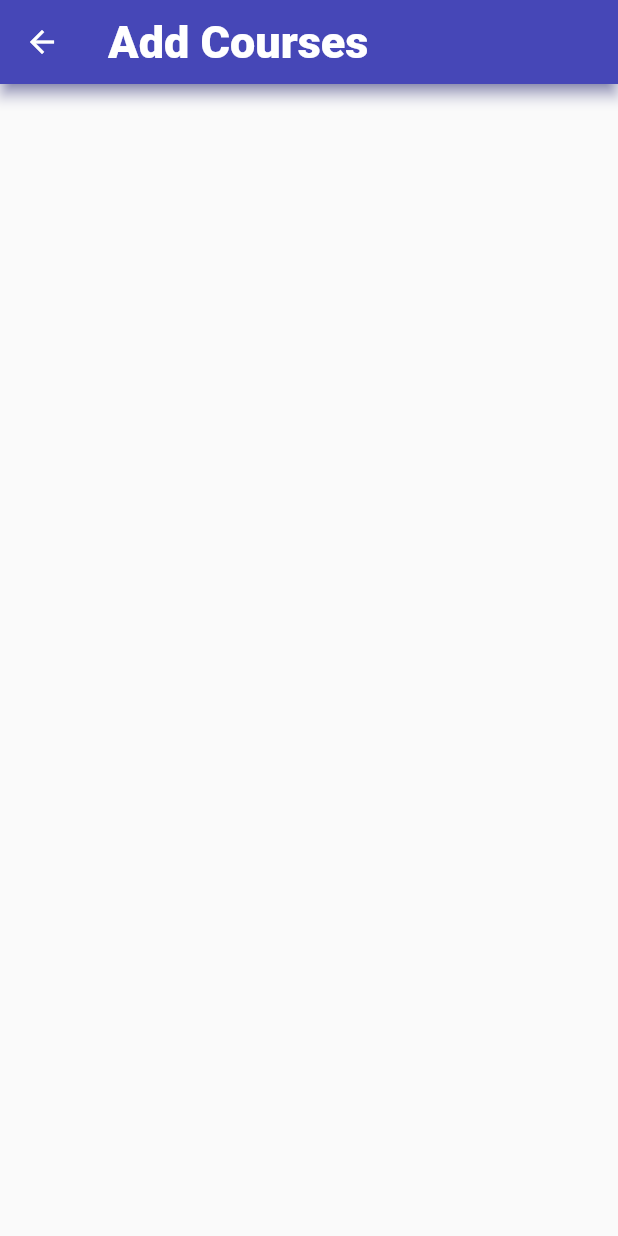
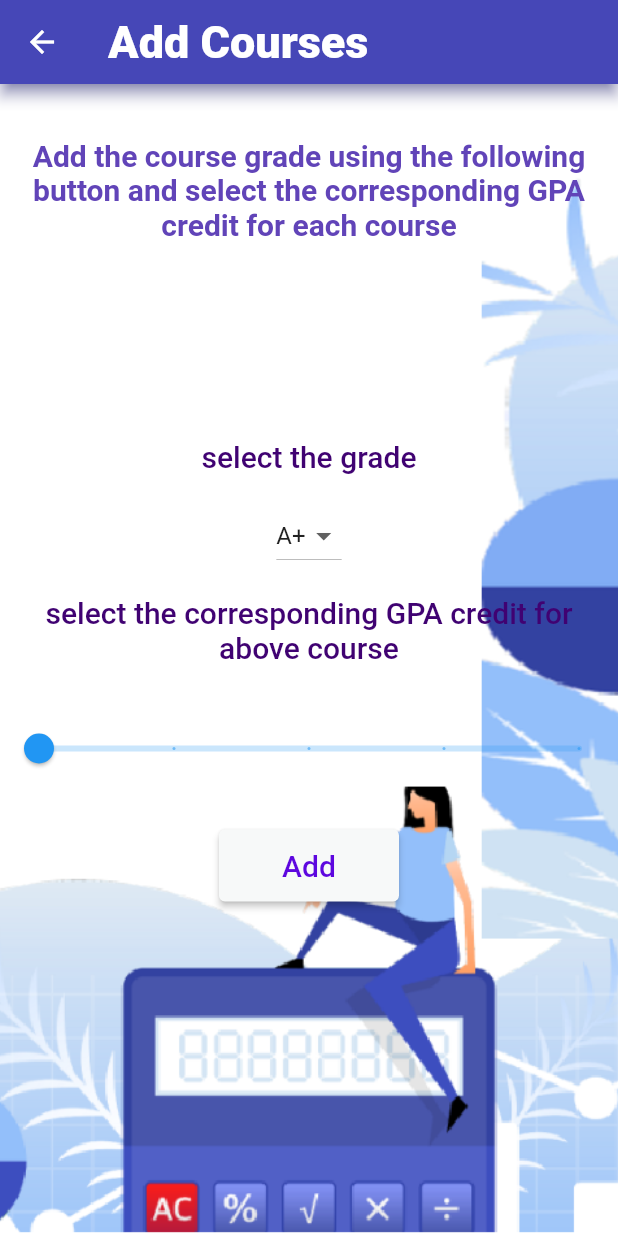
Before and after one commit to nimeshkk/Android_App, a Flutter app: the GpaPage1 screen opened directly, on a phone screen of 412 x 824 dp. Run offline on Flutter 3.47's test engine with Material 2 defaults, Android fonts, the phone set to English and light mode, and no system bars; our stand-ins replace another_carousel_pro, carousel_slider, device_preview, draggable_home, table_calendar; missing offline and left inert: flutter_dismissible_tile.

Commit message:
add code gpa page1.dart

```diff
--- a/lib/pages/gpa_pages/gpapage1.dart
+++ b/lib/pages/gpa_pages/gpapage1.dart
@@ -21,6 +21,126 @@ class _GpaPage1State extends State<GpaPage1> {
           style: TextStyle(
               fontWeight: FontWeight.w900, fontSize: 30, color: Colors.white),
         ),
-    ));
+      ),
+      body: Container(
+        decoration: BoxDecoration(
+          image: DecorationImage(
+            image: AssetImage(
+                "assets/gpa11png.png"), // Replace with your image asset path
+            fit: BoxFit.cover,
+          ),
+        ),
+        child: Column(
+          crossAxisAlignment: CrossAxisAlignment.center,
+          children: [
+            SizedBox(
+              height: 20,
+            ),
+            Padding(
+              padding: const EdgeInsets.all(16.0),
+              child: Text(
+                "Add the course grade using the following button and select the corresponding GPA credit for each course",
+                style: TextStyle(
+                  color: Color.fromARGB(255, 97, 68, 184),
+                  fontStyle: FontStyle.normal,
+                  fontWeight: FontWeight.w700,
+                  fontSize: 20,
+                ),
+                textAlign: TextAlign.center,
+              ),
+            ),
+            SizedBox(
+              height: 100,
+            ),
+            Padding(
+              padding: const EdgeInsets.all(16.0),
+              child: Text(
+                "select the grade",
+                style: TextStyle(
+                  color: Color.fromARGB(255, 64, 2, 114),
+                  fontStyle: FontStyle.normal,
+                  fontWeight: FontWeight.w500,
+                  fontSize: 20,
+                ),
+                textAlign: TextAlign.center,
+              ),
+            ),
+            SizedBox(
+              height: 1,
+            ),
+            DropdownButton<String>(
+              value: selectedGrade,
+              onChanged: (newValue) {
+                setState(() {
+                  selectedGrade = newValue!;
+                });
+              },
+              items: gradePointMap.keys.map<DropdownMenuItem<String>>(
+                (String value) {
+                  return DropdownMenuItem<String>(
+                    value: value,
+                    child: Text(value),
+                  );
+                },
+              ).toList(),
+            ),
+            SizedBox(
+              height: 0,
+            ),
+            Padding(
+              padding: const EdgeInsets.all(16.0),
+              child: Text(
+                "select the corresponding GPA credit for above course",
+                style: TextStyle(
+                  color: Color.fromARGB(255, 64, 2, 114),
+                  fontStyle: FontStyle.normal,
+                  fontWeight: FontWeight.w500,
+                  fontSize: 20,
+                ),
+                textAlign: TextAlign.center,
+              ),
+            ),
+            SizedBox(height: 16),
+            Slider(
+              value: selectedCredits.toDouble(),
+              onChanged: (newValue) {
+                setState(() {
+                  selectedCredits = newValue.toInt();
+                });
+              },
+              min: 1,
+              max: 5,
+              divisions: 4,
+              label: selectedCredits.toString(),
+            ),
+            SizedBox(
+              height: 30,
+            ),
+            ElevatedButton(
+              onPressed: () {
+                Course course = Course(selectedGrade, selectedCredits);
+                Navigator.pop(context, course);
+              },
+              style: ElevatedButton.styleFrom(
+                primary: Color.fromARGB(
+                    255, 247, 249, 249), // Set your desired button color
+                minimumSize: Size(120, 48),
+
+                // Set the width and height of the button
+              ),
+              child: Text(
+                'Add',
+                style: TextStyle(
+                  color: Color.fromARGB(255, 93, 7, 223),
+                  fontStyle: FontStyle.normal,
+                  fontWeight: FontWeight.w500,
+                  fontSize: 20,
+                ),
+              ),
+            ),
+          ],
+        ),
+      ),
+    );
   }
 }
```
Lines whose indentation alone changed are shown as unchanged.
